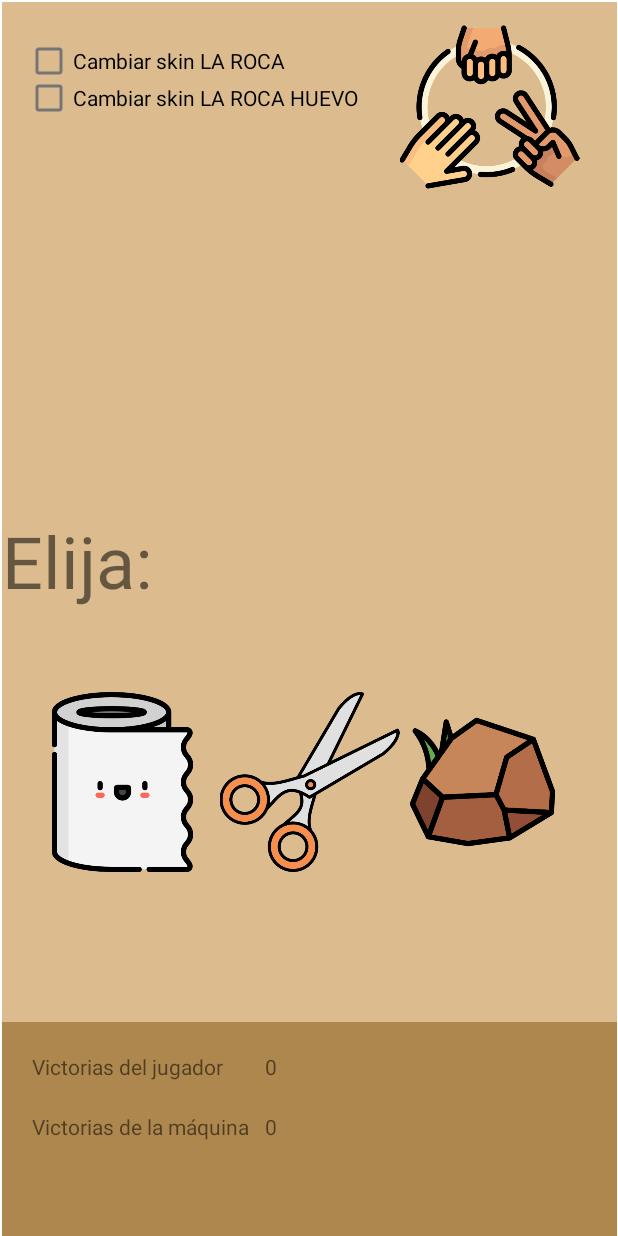
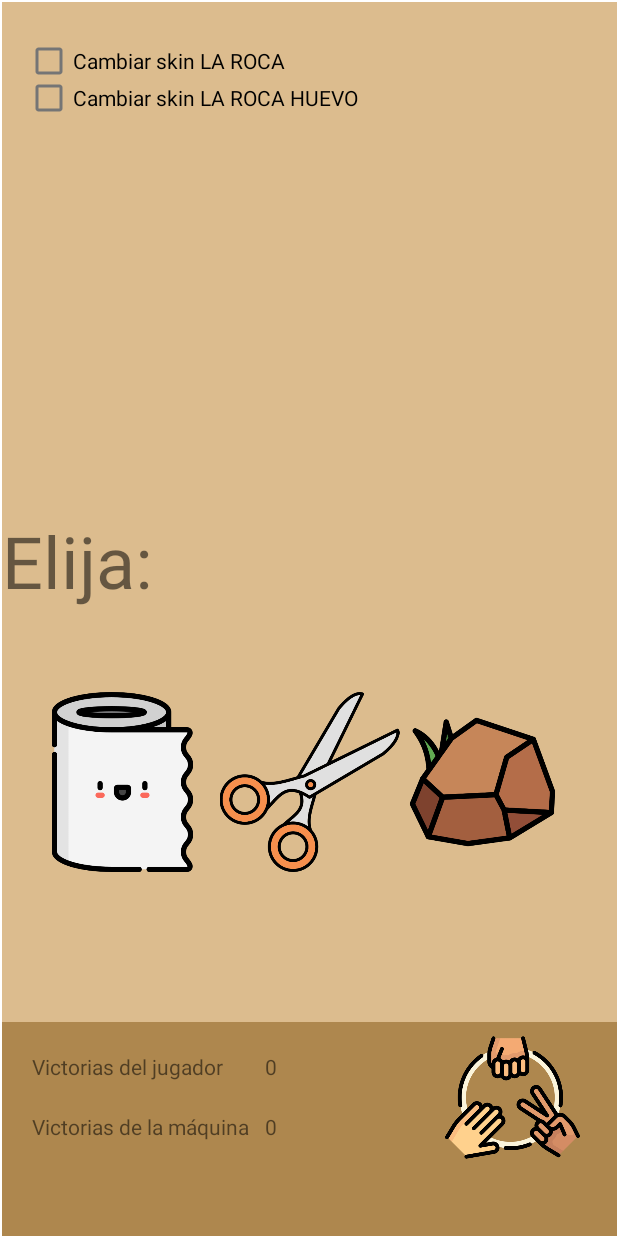
Before and after one commit to DavidP1996erea/Piedra_Papel_Tijeras, an Android app: the screen it shows after launch (MainActivity), on a phone screen of 412 x 824 dp. Run offline under Robolectric (Android 15) with nearby library versions, the phone set to English and light mode, and no system bars.

Commit message:
reseteado

```diff
--- a/app/src/main/java/com/example/piedra_papel_tijeras/MainActivity.kt
+++ b/app/src/main/java/com/example/piedra_papel_tijeras/MainActivity.kt
@@ -29,6 +29,8 @@ class MainActivity : AppCompatActivity(), comunicador {
 
 
     }
+
+
 
     /**
      * Este método cambia la imagen de referencia que toma piedraMaquina. Esto se hace a través
@@ -208,6 +210,17 @@ class MainActivity : AppCompatActivity(), comunicador {
 
     }
 
+    override fun resetearPuntos() {
+        var reset = findViewById<ImageView>(R.id.resetearPuntos)
+        var puntosJugador = findViewById<TextView>(R.id.mostrarResultadoJugador)
+        var puntosMaquina = findViewById<TextView>(R.id.mostrarResultadoMaquina)
+
+
+        puntosJugador.text="0"
+        puntosMaquina.text="0"
+    }
+
+
     /**
      * Método que devuelve un mensaje de victoria
      */
--- a/app/src/main/java/com/example/piedra_papel_tijeras/ResultadoTotalFragment.kt
+++ b/app/src/main/java/com/example/piedra_papel_tijeras/ResultadoTotalFragment.kt
@@ -1,16 +1,18 @@
 package com.example.piedra_papel_tijeras
 
+import android.content.Context
 import android.os.Bundle
 import androidx.fragment.app.Fragment
 import android.view.LayoutInflater
 import android.view.View
 import android.view.ViewGroup
+import android.widget.ImageView
 
 // TODO: Rename parameter arguments, choose names that match
 // the fragment initialization parameters, e.g. ARG_ITEM_NUMBER
 private const val ARG_PARAM1 = "param1"
 private const val ARG_PARAM2 = "param2"
-
+private var  listener:comunicador?=null
 /**
  * A simple [Fragment] subclass.
  * Use the [ResultadoTotalFragment.newInstance] factory method to
@@ -37,6 +39,19 @@ class ResultadoTotalFragment : Fragment() {
         return inflater.inflate(R.layout.fragment_resultado_total, container, false)
     }
 
+    override fun onAttach(context: Context) {
+        super.onAttach(context)
+
+        if (context is comunicador){
+            listener=context
+        }
+    }
+    override fun onViewCreated(view: View, savedInstanceState: Bundle?) {
+        super.onViewCreated(view, savedInstanceState)
+
+        view.findViewById<ImageView>(R.id.resetearPuntos).setOnClickListener(){listener?.resetearPuntos()}
+
+    }
     companion object {
         /**
          * Use this factory method to create a new instance of
--- a/app/src/main/java/com/example/piedra_papel_tijeras/comunicador.kt
+++ b/app/src/main/java/com/example/piedra_papel_tijeras/comunicador.kt
@@ -8,5 +8,5 @@ interface comunicador {
    fun jugarTijeras()
    fun declararGanador(imagenJugador: ImageView,imagenMaquina: ImageView)
    fun mostrarResultadoTotal()
-
+   fun resetearPuntos()
 }
--- a/app/src/main/res/layout/fragment_maquina.xml
+++ b/app/src/main/res/layout/fragment_maquina.xml
@@ -8,13 +8,7 @@
     android:background="@color/fondo">
 
 
-    <ImageView
 
-        android:layout_width="150dp"
-        android:layout_height="120dp"
-        android:layout_marginStart="250dp"
-        android:layout_marginTop="10dp"
-        android:src="@drawable/piedrapapeltijeras" />
 
     <ImageView
         android:id="@+id/papelMaquina"
--- a/app/src/main/res/layout/fragment_resultado_total.xml
+++ b/app/src/main/res/layout/fragment_resultado_total.xml
@@ -7,6 +7,17 @@
     android:background="@color/fondoResultado">
 
     <!-- TODO: Update blank fragment layout -->
+
+    <ImageView
+
+        android:id="@+id/resetearPuntos"
+        android:layout_width="110dp"
+        android:layout_height="90dp"
+        android:layout_marginStart="285dp"
+        android:layout_marginTop="5dp"
+        android:clickable="true"
+        android:src="@drawable/piedrapapeltijeras" />
+
     <TextView
 
         android:layout_width="match_parent"
```
